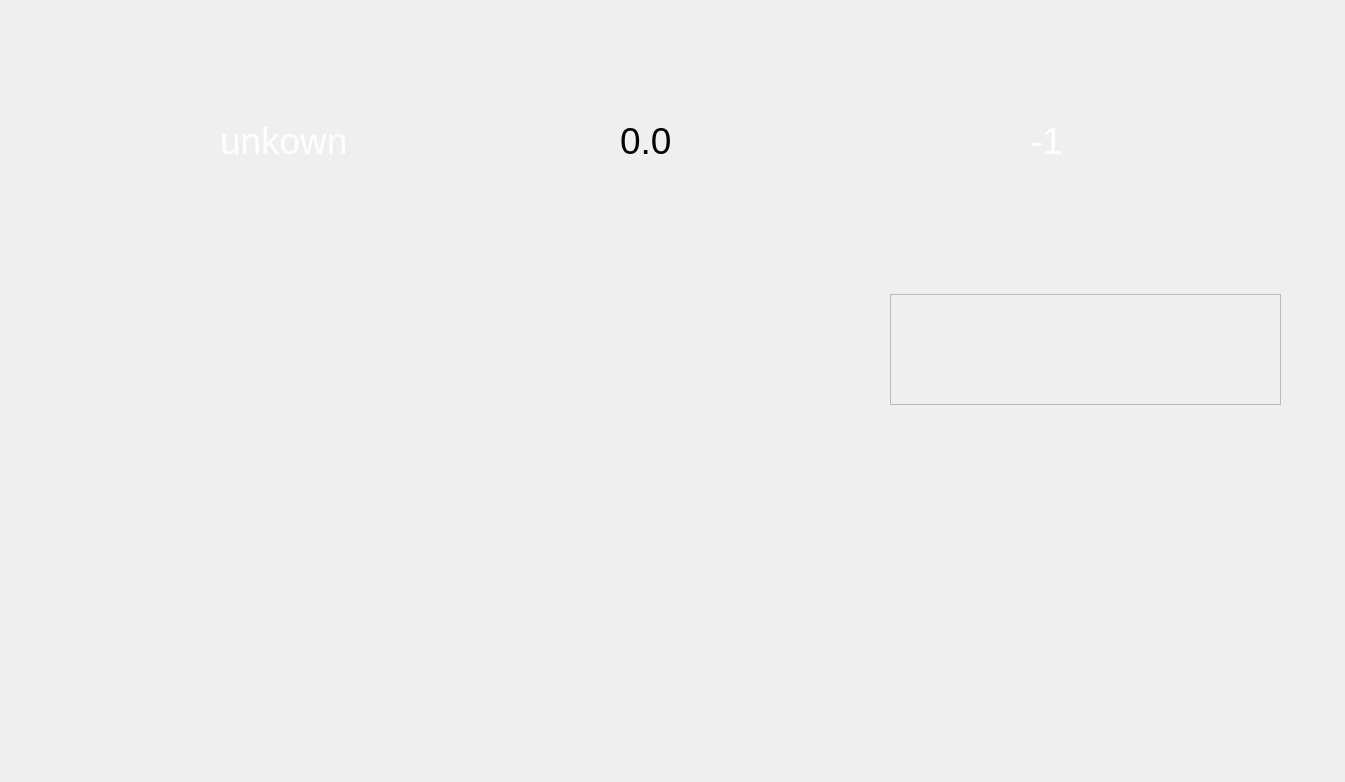
The window that generatereport.ui (0Abdalla0/courseRegistration) describes before a commit, drawn with Qt 5.
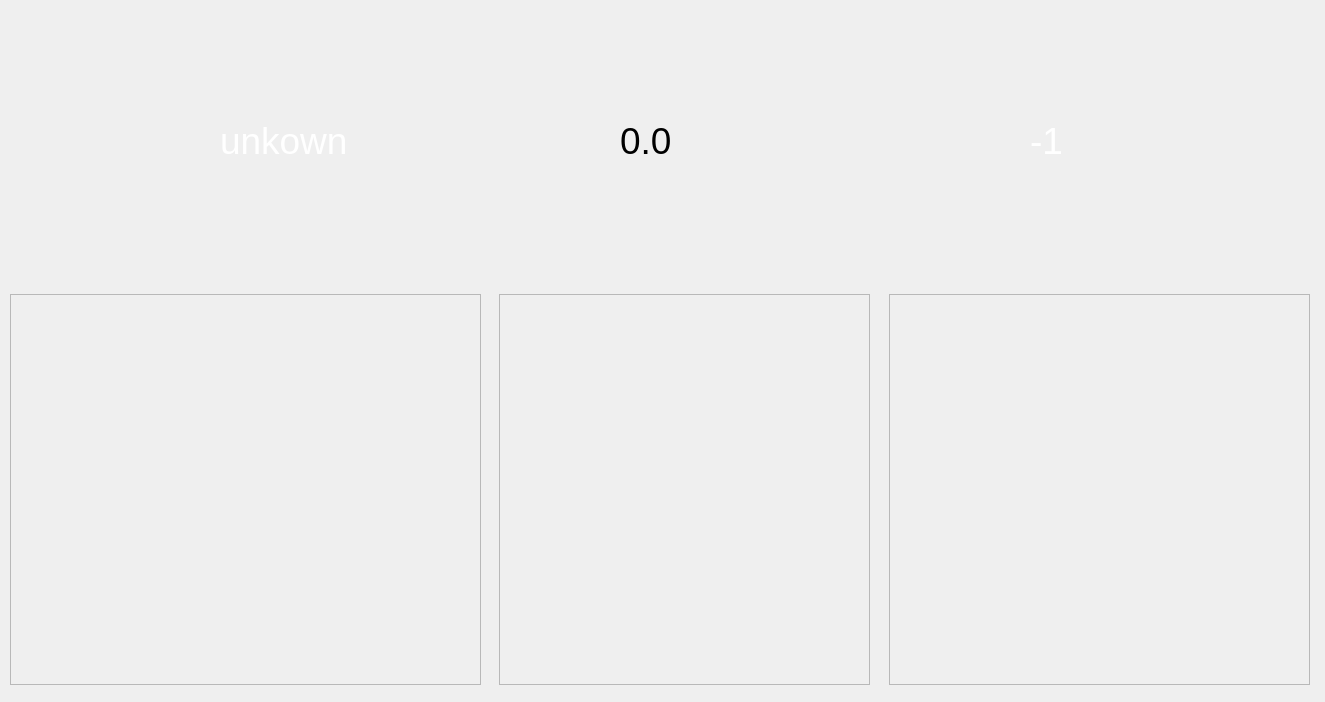
The same window after the commit. Icons and pictures are not drawn.

The edit to the form file:
```diff
--- a/generatereport.ui
+++ b/generatereport.ui
@@ -6,8 +6,8 @@
    <rect>
     <x>0</x>
     <y>0</y>
-    <width>1345</width>
-    <height>782</height>
+    <width>1325</width>
+    <height>702</height>
    </rect>
   </property>
   <property name="windowTitle">
@@ -86,12 +86,15 @@
   <widget class="QScrollArea" name="scrollArea">
    <property name="geometry">
     <rect>
-     <x>890</x>
+     <x>10</x>
      <y>294</y>
-     <width>391</width>
-     <height>111</height>
+     <width>471</width>
+     <height>391</height>
     </rect>
    </property>
+   <property name="styleSheet">
+    <string notr="true">background-image: url(:/imgs/images/white.jpg);</string>
+   </property>
    <property name="widgetResizable">
     <bool>true</bool>
    </property>
@@ -100,21 +103,108 @@
      <rect>
       <x>0</x>
       <y>0</y>
-      <width>389</width>
-      <height>109</height>
+      <width>469</width>
+      <height>389</height>
      </rect>
     </property>
     <widget class="QWidget" name="widget" native="true">
      <property name="geometry">
       <rect>
-       <x>10</x>
-       <y>10</y>
+       <x>0</x>
+       <y>0</y>
+       <width>471</width>
+       <height>391</height>
+      </rect>
+     </property>
+     <property name="styleSheet">
+      <string notr="true">color:black;
+background-image: url(:/imgs/images/white.jpg);
+font-size:20px;
+</string>
+     </property>
+    </widget>
+   </widget>
+  </widget>
+  <widget class="QScrollArea" name="scrollArea_Id">
+   <property name="geometry">
+    <rect>
+     <x>499</x>
+     <y>294</y>
+     <width>371</width>
+     <height>391</height>
+    </rect>
+   </property>
+   <property name="styleSheet">
+    <string notr="true">background-image: url(:/imgs/images/white.jpg);</string>
+   </property>
+   <property name="widgetResizable">
+    <bool>true</bool>
+   </property>
+   <widget class="QWidget" name="scrollAreaWidgetContents_2">
+    <property name="geometry">
+     <rect>
+      <x>0</x>
+      <y>0</y>
+      <width>369</width>
+      <height>389</height>
+     </rect>
+    </property>
+    <widget class="QWidget" name="widgetGrades" native="true">
+     <property name="geometry">
+      <rect>
+       <x>-1</x>
+       <y>-1</y>
        <width>371</width>
-       <height>80</height>
+       <height>391</height>
       </rect>
      </property>
      <property name="styleSheet">
-      <string notr="true">color:black</string>
+      <string notr="true">color:black;
+background-image: url(:/imgs/images/white.jpg);
+font-size:20px;
+</string>
+     </property>
+    </widget>
+   </widget>
+  </widget>
+  <widget class="QScrollArea" name="scrollArea_2">
+   <property name="geometry">
+    <rect>
+     <x>889</x>
+     <y>294</y>
+     <width>421</width>
+     <height>391</height>
+    </rect>
+   </property>
+   <property name="styleSheet">
+    <string notr="true">background-image: url(:/imgs/images/white.jpg);</string>
+   </property>
+   <property name="widgetResizable">
+    <bool>true</bool>
+   </property>
+   <widget class="QWidget" name="scrollAreaWidgetContents_3">
+    <property name="geometry">
+     <rect>
+      <x>0</x>
+      <y>0</y>
+      <width>419</width>
+      <height>389</height>
+     </rect>
+    </property>
+    <widget class="QWidget" name="widgetSemster" native="true">
+     <property name="geometry">
+      <rect>
+       <x>0</x>
+       <y>-1</y>
+       <width>421</width>
+       <height>391</height>
+      </rect>
+     </property>
+     <property name="styleSheet">
+      <string notr="true">color:black;
+background-image: url(:/imgs/images/white.jpg);
+font-size:20px;
+</string>
      </property>
     </widget>
    </widget>
```
Left out of the diff: 2 changed lines with no effect on the pictures.
